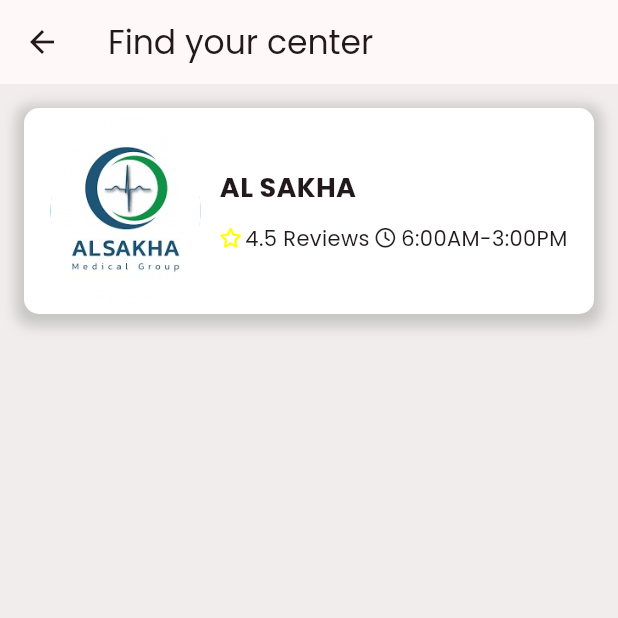
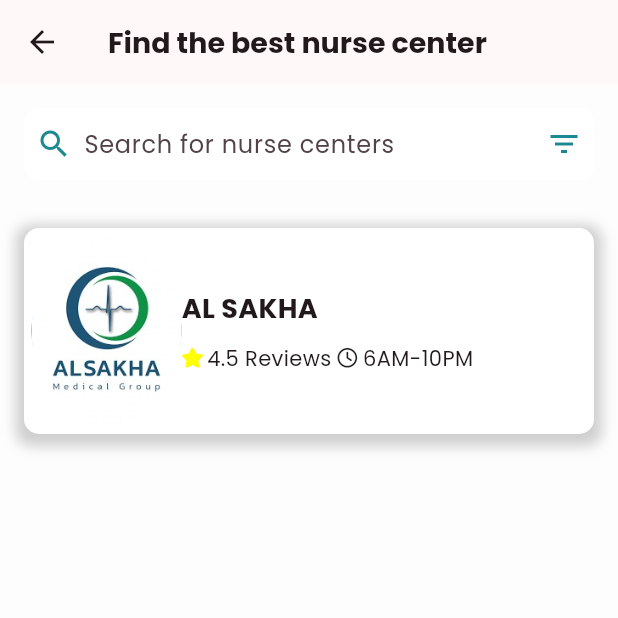
Before and after one commit to QutaibaQusai/heartful-care, a Flutter app: the NurseCenters screen opened directly, on a phone screen of 412 x 824 dp, the top half of it. Run offline on Flutter 3.47's test engine with Material 3 defaults, Android fonts, the phone set to English and light mode, and no system bars; our stand-ins replace cloud_firestore, date_format, firebase_auth, firebase_core, flutter_animate, flutter_settings_screens and 5 more; accounts and stored records are empty.

Commit message:
add the search box and the filter icon in the nurse center home

```diff
--- a/lib/sections/nurse_centers.dart
+++ b/lib/sections/nurse_centers.dart
@@ -2,18 +2,65 @@ import 'package:flutter/material.dart';
 import 'package:font_awesome_flutter/font_awesome_flutter.dart';
 
 class NurseCenters extends StatelessWidget {
-  const NurseCenters({super.key});
+  const NurseCenters({Key? key});
 
   @override
   Widget build(BuildContext context) {
     return SafeArea(
       child: Scaffold(
-        backgroundColor: Color.fromARGB(251, 242, 237, 237),
+        backgroundColor: Color.fromARGB(250, 253, 253, 253),
         appBar: AppBar(
-          title: Text("Find your center"),
+          title: Text(
+            "Find the best nurse center",
+            style: TextStyle(
+              fontWeight: FontWeight.bold,
+              fontSize: 19,
+            ),
+          ),
         ),
         body: Column(
           children: [
+            Padding(
+              padding: const EdgeInsets.all(16.0),
+              child: Row(
+                children: [
+                  Expanded(
+                    child: Container(
+                      decoration: BoxDecoration(
+                        borderRadius: BorderRadius.circular(10),
+                        color: Colors.white,
+                      ),
+                      child: Row(
+                        children: [
+                          Padding(
+                            padding: const EdgeInsets.all(8.0),
+                            child: Icon(
+                              Icons.search,
+                              color: Color(0xFF1C8892),
+                            ),
+                          ),
+                          Expanded(
+                            child: TextField(
+                              decoration: InputDecoration(
+                                hintText: "Search for nurse centers",
+                                border: InputBorder.none,
+                              ),
+                            ),
+                          ),
+                          Padding(
+                            padding: const EdgeInsets.all(8.0),
+                            child: Icon(
+                              Icons.filter_list,
+                              color: Color(0xFF1C8892),
+                            ),
+                          ),
+                        ],
+                      ),
+                    ),
+                  ),
+                ],
+              ),
+            ),
             Padding(
               padding: const EdgeInsets.all(16.0),
               child: Container(
@@ -41,8 +88,7 @@ class NurseCenters extends StatelessWidget {
                         width: 100.0,
                         decoration: BoxDecoration(
                           shape: BoxShape.circle,
-                          color:
-                              Colors.blue, // Set your desired background color
+                          color: Colors.blue,
                         ),
                         child: ClipOval(
                           child: Image.asset(
@@ -51,7 +97,9 @@ class NurseCenters extends StatelessWidget {
                           ),
                         ),
                       ),
-                      Container(
+                      Expanded(
+                        // Wrap the Row containing star and reviews with Expanded
+                        child: Container(
                           child: Column(
                             crossAxisAlignment: CrossAxisAlignment.start,
                             mainAxisAlignment: MainAxisAlignment.center,
@@ -59,7 +107,9 @@ class NurseCenters extends StatelessWidget {
                               Text(
                                 "AL SAKHA",
                                 style: TextStyle(
-                                  fontSize: 18, fontWeight: FontWeight.bold),
+                                  fontSize: 18,
+                                  fontWeight: FontWeight.bold,
+                                ),
                               ),
                               SizedBox(
                                 height: 10,
@@ -71,7 +121,7 @@ class NurseCenters extends StatelessWidget {
                                     child: Row(
                                       children: [
                                         Icon(
-                                        FontAwesomeIcons.star,
+                                          FontAwesomeIcons.solidStar,
                                           size: 13,
                                           color: Colors.yellowAccent,
                                         ),
@@ -85,12 +135,13 @@ class NurseCenters extends StatelessWidget {
                                         FontAwesomeIcons.clock,
                                         size: 13,
                                       ),
-                                    Text(" 6:00AM-3:00PM"),
+                                      Text(" 6AM-10PM"),
                                     ],
                                   )
                                 ],
                               )
                             ],
+                          ),
                         ),
                       ),
                     ],
```
Lines whose indentation alone changed are shown as unchanged.
